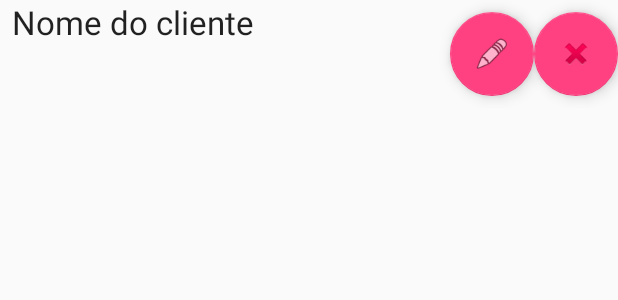
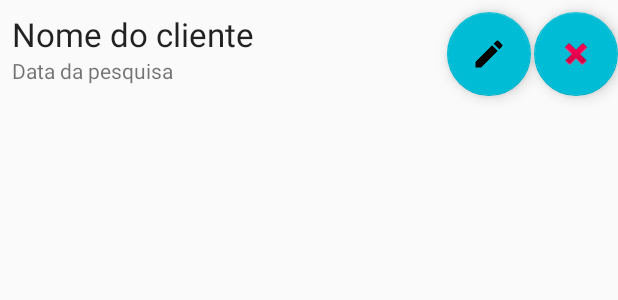
Before and after one commit to weslei-dias/pesquisabrasileira, an Android app: the layout item_lista.xml on its own in the app's theme, with its tools: preview values and no code run, on a phone screen of 412 x 824 dp. Shown: the top 300 px of the screen. Run offline under Robolectric (Android 15) with nearby library versions, the phone set to English and light mode, and no system bars.

Commit message:
Alinhamento dos selects

```diff
--- a/app/src/main/AndroidManifest.xml
+++ b/app/src/main/AndroidManifest.xml
@@ -13,6 +13,12 @@
             android:name=".MainActivity"
             android:label="@string/app_name"
             android:theme="@style/AppTheme.NoActionBar">
+        </activity>
+
+        <activity
+            android:name=".SplashActivity"
+            android:screenOrientation="portrait"
+            android:theme="@style/AppCompat.TelaCheia">
             <intent-filter>
                 <action android:name="android.intent.action.MAIN" />
 
--- a/app/src/main/res/layout/item_lista.xml
+++ b/app/src/main/res/layout/item_lista.xml
@@ -6,18 +6,29 @@
     android:layout_width="match_parent"
     android:layout_height="wrap_content">
 
+    <LinearLayout
+        android:id="@+id/ll_fieldset_btn"
+        android:layout_width="match_parent"
+        android:layout_height="wrap_content"
+        android:orientation="vertical"
+        android:padding="8dp">
     <TextView
         android:id="@+id/nomeCliente"
-        android:layout_width="match_parent"
         android:layout_height="wrap_content"
-        android:layout_marginLeft="8dp"
-        android:layout_marginRight="8dp"
+        android:layout_width="@dimen/width_label_item_content"
+        android:textAppearance="@android:style/TextAppearance.DeviceDefault.Large"
         android:text="Nome do cliente"
-        android:textAppearance="@android:style/TextAppearance.DeviceDefault.Large"
-        app:layout_constraintHorizontal_bias="0.052"
-        app:layout_constraintLeft_toLeftOf="parent"
+        />
+
+    <TextView
+        android:id="@+id/dataPesquisa"
+        android:layout_width="@dimen/width_label_item_content"
+        android:layout_height="wrap_content"
+        android:text="Data da pesquisa"
+        app:layout_constraintHorizontal_bias="1.0"
         app:layout_constraintRight_toLeftOf="@+id/btnEdit"
-        app:layout_constraintTop_toTopOf="parent" />
+        />
+    </LinearLayout>
 
     <android.support.design.widget.FloatingActionButton
         android:id="@+id/btnEdit"
@@ -25,11 +36,12 @@
         android:layout_height="wrap_content"
         android:layout_marginBottom="8dp"
         android:layout_marginTop="8dp"
+        android:layout_marginRight="2dp"
         android:clickable="true"
         app:layout_constraintBottom_toBottomOf="parent"
         app:layout_constraintRight_toLeftOf="@+id/btnDelete"
         app:layout_constraintTop_toTopOf="parent"
-        app:srcCompat="@android:drawable/ic_menu_edit" />
+        app:srcCompat="@drawable/edit" />
 
     <android.support.design.widget.FloatingActionButton
         android:id="@+id/btnDelete"
--- a/app/src/main/res/values/colors.xml
+++ b/app/src/main/res/values/colors.xml
@@ -1,6 +1,11 @@
 <?xml version="1.0" encoding="utf-8"?>
 <resources>
-    <color name="colorPrimary">#3F51B5</color>
-    <color name="colorPrimaryDark">#303F9F</color>
-    <color name="colorAccent">#FF4081</color>
+    <color name="colorPrimary">#2196F3</color>
+    <color name="colorPrimaryDark">#1976D2</color>
+    <color name="primary_light">#BBDEFB</color>
+    <color name="colorAccent">#00BCD4</color>
+    <color name="primary_text">#212121</color>
+    <color name="secondary_text">#757575</color>
+    <color name="icons">#FFFFFF</color>
+    <color name="divider">#BDBDBD</color>
 </resources>
--- a/app/src/main/res/values/dimens.xml
+++ b/app/src/main/res/values/dimens.xml
@@ -2,5 +2,7 @@
 
     <dimen name="fab_margin">16dp</dimen>
     <dimen name="width_label">120dp</dimen>
+    <dimen name="width_label_item_content">200dp</dimen>
+
 
 </resources>
--- a/app/src/main/res/values/styles.xml
+++ b/app/src/main/res/values/styles.xml
@@ -17,4 +17,8 @@
 
     <style name="AppTheme.PopupOverlay" parent="ThemeOverlay.AppCompat.Light" />
 
+    <style name="AppCompat.TelaCheia" parent="Theme.AppCompat.NoActionBar">
+        <item name="android:windowFullscreen">true</item>
+    </style>
+
 </resources>
```
Also changed, not shown: app/src/main/java/com/domain/androidcrud/SplashActivity.java (added, +28 -0 lines), app/src/main/res/layout/content_cadastro.xml (+7 -4 lines), app/src/main/res/layout/splash_screen.xml (added, +18 -0 lines), app/src/main/res/drawable/edit.png (added), app/src/main/res/drawable/logopopbe.png (added).
